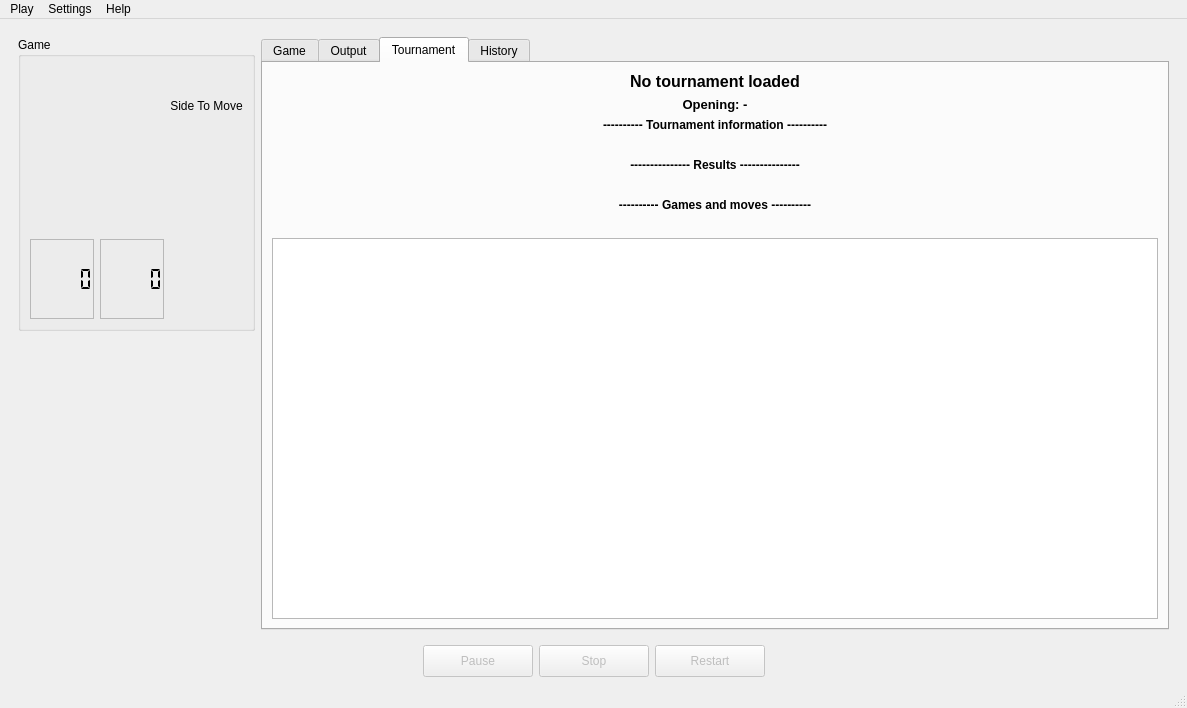
Qt form app/mainwindow.ui (neluj/Xake) before a commit.
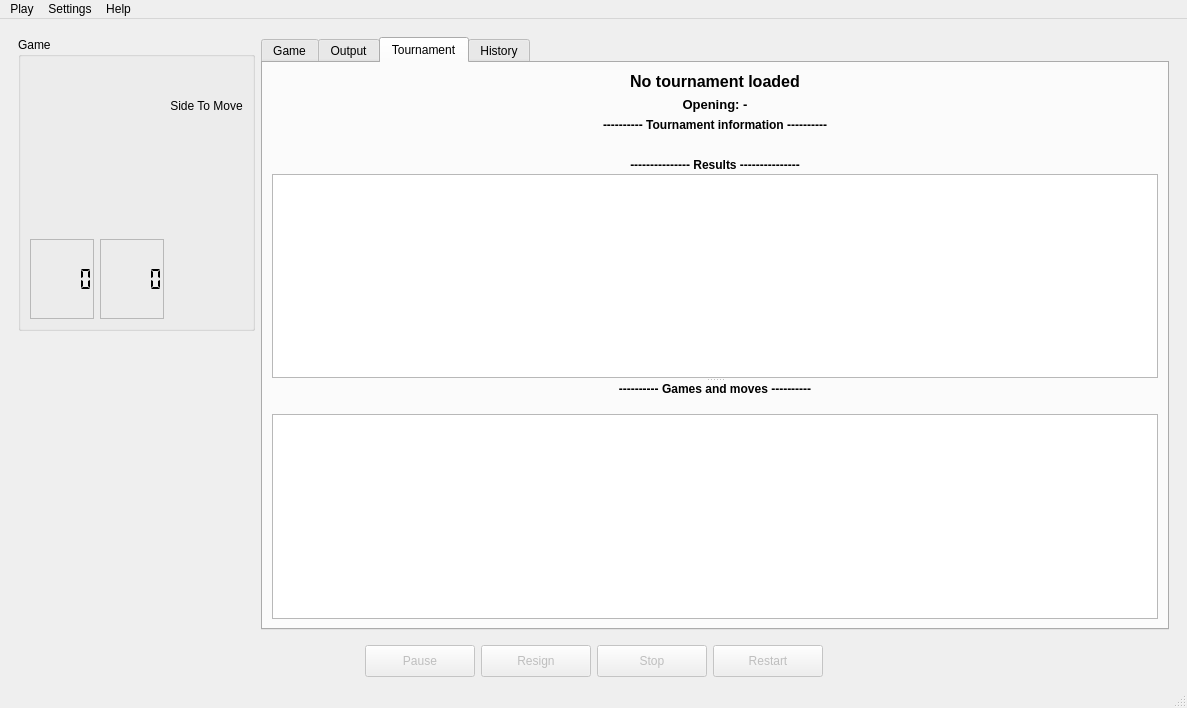
The same form after that commit. The open tabs and pages were chosen to show the change. Custom widgets are drawn as their Qt base class.

Commit message:
Add multi-participant tournament support
Add multi-participant Round-robin and Gauntlet tournaments with support for UCI engines and local human players.

Update tournament scheduling, standings, history, replay information and the tournament interface. Prepare the project metadata for version 0.4.0.

What changed in the file:
```diff
--- a/app/mainwindow.ui
+++ b/app/mainwindow.ui
@@ -559,49 +559,81 @@
              <property name="text">
               <string/>
              </property>
-             <property name="wordWrap">
-              <bool>true</bool>
-             </property>
-            </widget>
-           </item>
-           <item>
-            <widget class="QLabel" name="labelTournamentResultsDivider">
-             <property name="font">
-              <font>
-               <bold>true</bold>
-              </font>
-             </property>
-             <property name="text">
-              <string>--------------- Results ---------------</string>
-             </property>
-             <property name="alignment">
-              <set>Qt::AlignCenter</set>
-             </property>
-           </widget>
-           </item>
-           <item>
-            <widget class="QLabel" name="tournamentStandingsText">
-             <property name="sizePolicy">
-              <sizepolicy hsizetype="Expanding" vsizetype="Preferred">
-               <horstretch>0</horstretch>
-               <verstretch>0</verstretch>
-              </sizepolicy>
-             </property>
-             <property name="text">
-              <string/>
-             </property>
              <property name="alignment">
               <set>Qt::AlignLeading|Qt::AlignLeft|Qt::AlignTop</set>
              </property>
-             <property name="wordWrap">
-              <bool>true</bool>
-             </property>
              <property name="textInteractionFlags">
               <set>Qt::TextSelectableByMouse</set>
              </property>
             </widget>
            </item>
            <item>
+            <widget class="QSplitter" name="tournamentContentSplitter">
+             <property name="orientation">
+              <enum>Qt::Vertical</enum>
+             </property>
+             <property name="childrenCollapsible">
+              <bool>false</bool>
+             </property>
+             <widget class="QWidget" name="tournamentResultsPanel" native="true">
+              <layout class="QVBoxLayout" name="tournamentResultsLayout">
+               <property name="spacing">
+                <number>2</number>
+               </property>
+               <property name="leftMargin">
+                <number>0</number>
+               </property>
+               <property name="topMargin">
+                <number>0</number>
+               </property>
+               <property name="rightMargin">
+                <number>0</number>
+               </property>
+               <property name="bottomMargin">
+                <number>0</number>
+               </property>
+               <item>
+                <widget class="QLabel" name="labelTournamentResultsDivider">
+                 <property name="font">
+                  <font>
+                   <bold>true</bold>
+                  </font>
+                 </property>
+                 <property name="text">
+                  <string>--------------- Results ---------------</string>
+                 </property>
+                 <property name="alignment">
+                  <set>Qt::AlignCenter</set>
+                 </property>
+                </widget>
+               </item>
+               <item>
+                <widget class="QPlainTextEdit" name="tournamentStandingsText">
+                 <property name="readOnly">
+                  <bool>true</bool>
+                 </property>
+                </widget>
+               </item>
+              </layout>
+             </widget>
+             <widget class="QWidget" name="tournamentGamesPanel" native="true">
+              <layout class="QVBoxLayout" name="tournamentGamesLayout">
+               <property name="spacing">
+                <number>2</number>
+               </property>
+               <property name="leftMargin">
+                <number>0</number>
+               </property>
+               <property name="topMargin">
+                <number>0</number>
+               </property>
+               <property name="rightMargin">
+                <number>0</number>
+               </property>
+               <property name="bottomMargin">
+                <number>0</number>
+               </property>
+               <item>
             <widget class="QLabel" name="labelTournamentGamesDivider">
              <property name="font">
               <font>
@@ -635,6 +667,10 @@
            </item>
           </layout>
          </widget>
+            </widget>
+           </item>
+          </layout>
+         </widget>
          <widget class="QWidget" name="tabHistory">
           <attribute name="title">
            <string>History</string>
@@ -881,6 +917,25 @@
         </property>
        </widget>
       </item>
+      <item>
+       <widget class="QPushButton" name="resignButton">
+        <property name="enabled">
+         <bool>false</bool>
+        </property>
+        <property name="minimumSize">
+         <size>
+          <width>110</width>
+          <height>32</height>
+         </size>
+        </property>
+        <property name="text">
+         <string>Resign</string>
+        </property>
+        <property name="toolTip">
+         <string>Resign the current game as the local human player</string>
+        </property>
+       </widget>
+      </item>
       <item>
        <widget class="QPushButton" name="stopButton">
         <property name="enabled">
```
Lines whose indentation alone changed are shown as unchanged. The commit also changes 32 other files.
